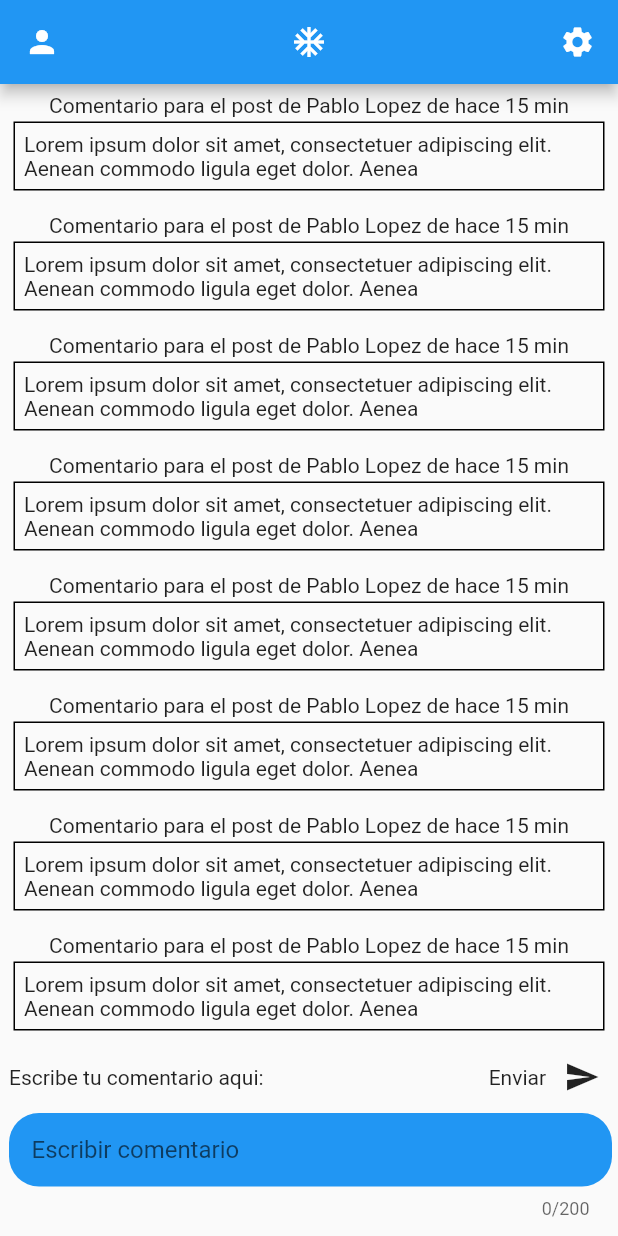
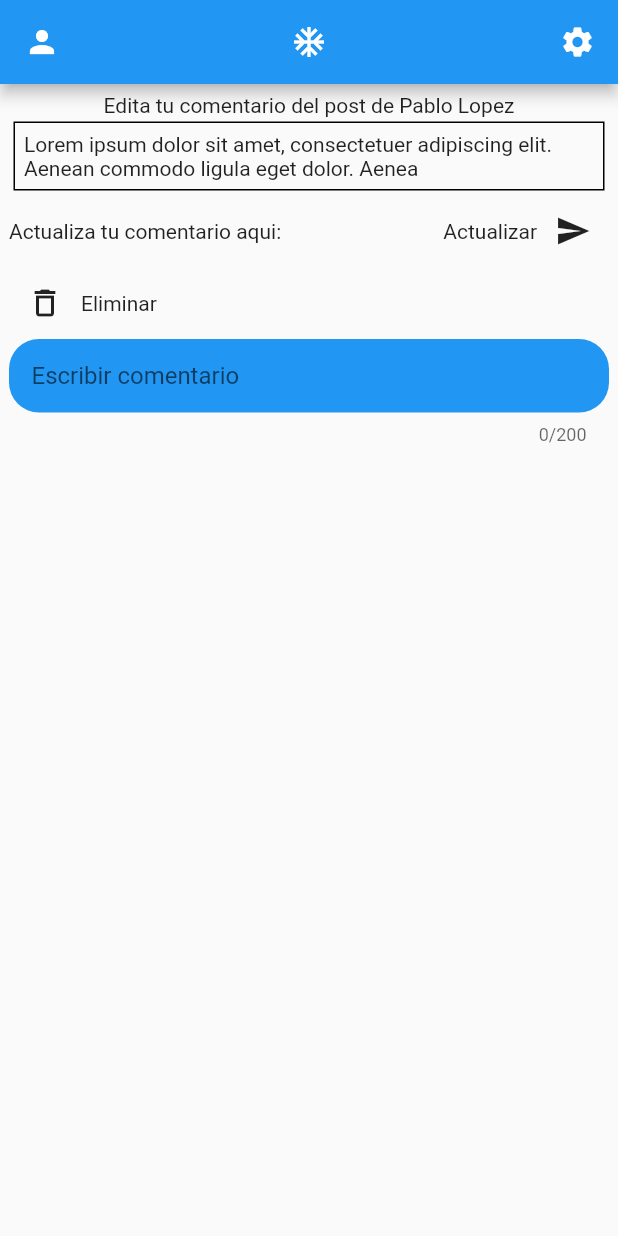
Before and after one commit to Celstren/my_weather_project, a Flutter app: the screen it shows after launch, on a phone screen of 412 x 824 dp. Run offline on Flutter 3.47's test engine with Material 2 defaults, Android fonts, the phone set to English and light mode, and no system bars; our stand-ins replace auto_route.

Commit message:
designing edit comment view

```diff
--- a/lib/router/app_router.dart
+++ b/lib/router/app_router.dart
@@ -4,6 +4,7 @@ import 'package:my_project/views/auth/login/login_view.dart';
 import 'package:my_project/views/children/create/children_create_view.dart';
 import 'package:my_project/views/children/update/children_update_view.dart';
 import 'package:my_project/views/community/comment/comment_view.dart';
+import 'package:my_project/views/community/comment/edit_comment_view.dart';
 import 'package:my_project/views/user/location/user_location_view.dart';
 
 @MaterialAutoRouter(
@@ -15,7 +16,8 @@ import 'package:my_project/views/user/location/user_location_view.dart';
     AutoRoute(page: ChildrenUpdateView),
     AutoRoute(page: UserLocationView),
     AutoRoute(page: UserLocationView),
-    AutoRoute(page: CommentView, initial: true),
+    AutoRoute(page: CommentView),
+    AutoRoute(page: EditCommentView, initial: true),
   ],
 )
 class $AppRouter {}
--- /dev/null
+++ b/lib/views/community/comment/edit_comment_view.dart
@@ -0,0 +1,83 @@
+import 'package:flutter/material.dart';
+import 'package:my_project/helper/ui/ui_library.dart';
+
+
+class EditCommentView extends StatefulWidget {
+  const EditCommentView({Key? key}) : super(key: key);
+
+  @override
+  State<EditCommentView> createState() => _EditCommentViewState();
+}
+
+class _EditCommentViewState extends State<EditCommentView> {
+
+  var _controller = TextEditingController();
+
+  @override
+  Widget build(BuildContext context) {
+    return AppScaffold(
+        body: Padding(
+          padding: EdgeInsets.all(6),
+          child: Column(
+            children: [
+              Text("Edita tu comentario del post de Pablo Lopez"),
+              Container(
+                padding: EdgeInsets.all(6.0),
+                margin:  EdgeInsets.all(3.0),
+                decoration: BoxDecoration(
+                    border: Border.all()
+                ),
+                child: Text("Lorem ipsum dolor sit amet, consectetuer adipiscing elit. Aenean commodo ligula eget dolor. Aenea"),
+              ),
+
+
+              Row(
+                mainAxisAlignment: MainAxisAlignment.spaceBetween,
+                children: [
+                  Text("Actualiza tu comentario aqui:"),
+
+                  Row(
+                    children: [
+                      Text("Actualizar"),
+                      IconButton(
+                          icon: Icon(Icons.send),
+                          onPressed: () {
+                          }),
+                    ],
+                  )
+                ],
+              ),
+              Row(
+                children: [
+                  IconButton(onPressed: () {}, icon: Icon(Icons.delete_outline)),
+                  Text("Eliminar")
+                ],
+              ),
+              ConstrainedBox(
+                constraints: BoxConstraints(maxHeight: 80),//width: 300,
+                child: TextField(
+                  //style: TextStyle(color: Colors.white,),
+                  maxLines: null,
+                  maxLength: 200,
+                  controller: _controller,
+                  cursorColor: Colors.black,
+                  decoration: InputDecoration(
+                      hintText: "Escribir comentario",
+                      fillColor: Colors.blue, filled: true,
+                      isDense: true,
+                      contentPadding: EdgeInsets.all(15),
+                      border: OutlineInputBorder(
+                          borderSide: BorderSide.none,
+                          borderRadius: BorderRadius.all(Radius.circular(20))
+                      )
+                  ),
+                ),
+
+              ),
+            ],
+          ),
+        ));
+
+
+  }
+}
```
Also changed, not shown: lib/router/app_router.gr.dart.
